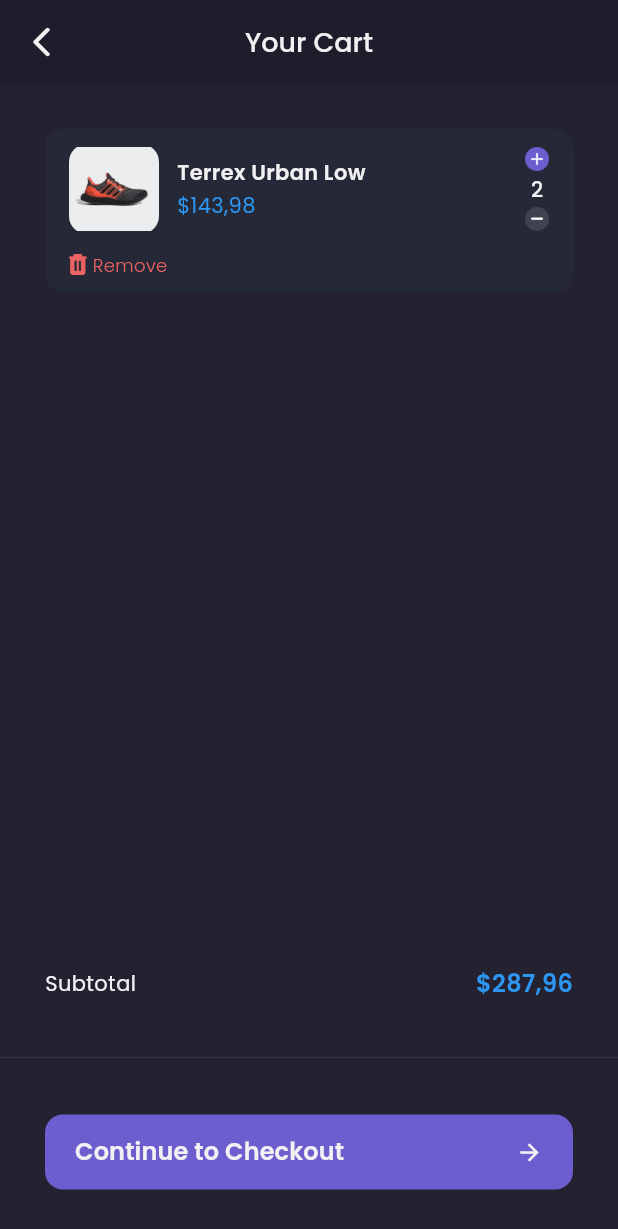
After one commit to taunur/shamo-app, a Flutter app: the CartPage screen opened by its route, on a phone screen of 412 x 824 dp. The commit adds this screen. Shown: the top 1229 px of the screen. Run offline on Flutter 3.47's test engine with Material 3 defaults, Android fonts, the phone set to English and light mode, and no system bars; our stand-ins replace carousel_slider, google_fonts.

Commit message:
Slicing Cart Page

```diff
--- a/lib/main.dart
+++ b/lib/main.dart
@@ -1,4 +1,6 @@
 import 'package:flutter/material.dart';
+import 'package:shamo_app/pages/cart_page.dart';
+import 'package:shamo_app/pages/checkout_page.dart';
 import 'package:shamo_app/pages/detail_chat_page.dart';
 import 'package:shamo_app/pages/edit_profile_page.dart';
 import 'package:shamo_app/pages/home/main_page.dart';
@@ -26,6 +28,8 @@ class MyApp extends StatelessWidget {
         '/detail-chat': (context) => const DetailChatPage(),
         '/edit-profile': (context) => const EditProfilePage(),
         '/product': (context) => const ProductPage(),
+        '/cart': (context) => const CartPage(),
+        '/checkout': (context) => const CheckoutPage(),
       },
     );
   }
--- /dev/null
+++ b/lib/pages/cart_page.dart
@@ -0,0 +1,180 @@
+import 'package:flutter/material.dart';
+import 'package:shamo_app/style.dart';
+import 'package:shamo_app/widgets/cart_card.dart';
+
+class CartPage extends StatelessWidget {
+  const CartPage({super.key});
+
+  @override
+  Widget build(BuildContext context) {
+    // Header
+    PreferredSizeWidget header() {
+      return AppBar(
+        backgroundColor: bgColor1,
+        leading: Icon(
+          Icons.arrow_back_ios_rounded,
+          color: primaryTextColor,
+        ),
+        centerTitle: true,
+        title: Text(
+          "Your Cart",
+          style: primaryTextStyle.copyWith(
+            color: primaryTextColor,
+            fontSize: 18,
+            fontWeight: medium,
+          ),
+        ),
+      );
+    }
+
+    // Empty Cart
+    Widget emptyCart() {
+      return Center(
+        child: Column(
+          mainAxisAlignment: MainAxisAlignment.center,
+          children: [
+            Image.asset(
+              'assets/images/ic_empty_cart.png',
+              height: 70,
+            ),
+            const SizedBox(
+              height: 20,
+            ),
+            Text(
+              "Opss! Your Cart is Empty",
+              style: primaryTextStyle.copyWith(
+                fontSize: 16,
+                fontWeight: medium,
+              ),
+            ),
+            const SizedBox(
+              height: 12,
+            ),
+            Text(
+              "Let's find your favorite shoes",
+              style: secondaryTextStyle,
+            ),
+            const SizedBox(
+              height: 20,
+            ),
+            SizedBox(
+              width: 154,
+              height: 44,
+              child: TextButton(
+                onPressed: () {
+                  Navigator.pushNamedAndRemoveUntil(
+                      context, '/home', (route) => false);
+                },
+                style: TextButton.styleFrom(
+                    backgroundColor: primaryColor,
+                    shape: RoundedRectangleBorder(
+                      borderRadius: BorderRadius.circular(12),
+                    ),
+                    padding: const EdgeInsets.symmetric(
+                      horizontal: 24,
+                      vertical: 10,
+                    )),
+                child: Text(
+                  "Explore Store",
+                  style: primaryTextStyle.copyWith(
+                    fontWeight: medium,
+                    fontSize: 16,
+                  ),
+                ),
+              ),
+            )
+          ],
+        ),
+      );
+    }
+
+    // Content
+    Widget content() {
+      return ListView(
+        padding: EdgeInsets.symmetric(horizontal: defaultMargin),
+        children: const [
+          CartCard(),
+        ],
+      );
+    }
+
+    // bottomNav
+    Widget customBottomNav() {
+      return SizedBox(
+        height: 180,
+        child: Column(
+          children: [
+            Container(
+              margin: EdgeInsets.symmetric(horizontal: defaultMargin),
+              child: Row(
+                mainAxisAlignment: MainAxisAlignment.spaceBetween,
+                children: [
+                  Text(
+                    "Subtotal",
+                    style: primaryTextStyle,
+                  ),
+                  Text(
+                    "\$287,96",
+                    style: priceTextStyle.copyWith(
+                      fontWeight: semiBold,
+                      fontSize: 16,
+                    ),
+                  )
+                ],
+              ),
+            ),
+            SizedBox(
+              height: defaultMargin,
+            ),
+            Divider(
+              thickness: 0.3,
+              color: subtitleColor,
+            ),
+            SizedBox(
+              height: defaultMargin,
+            ),
+            Container(
+              margin: EdgeInsets.symmetric(horizontal: defaultMargin),
+              height: 50,
+              child: TextButton(
+                onPressed: () {},
+                style: TextButton.styleFrom(
+                  backgroundColor: primaryColor,
+                  shape: RoundedRectangleBorder(
+                    borderRadius: BorderRadius.circular(12),
+                  ),
+                  padding: const EdgeInsets.symmetric(
+                    horizontal: 20,
+                  ),
+                ),
+                child: Row(
+                  mainAxisAlignment: MainAxisAlignment.spaceBetween,
+                  children: [
+                    Text(
+                      "Continue to Checkout",
+                      style: primaryTextStyle.copyWith(
+                        fontWeight: semiBold,
+                        fontSize: 16,
+                      ),
+                    ),
+                    Icon(
+                      Icons.arrow_forward,
+                      color: primaryTextColor,
+                    ),
+                  ],
+                ),
+              ),
+            )
+          ],
+        ),
+      );
+    }
+
+    return Scaffold(
+      backgroundColor: bgColor3,
+      appBar: header(),
+      body: content(),
+      bottomNavigationBar: customBottomNav(),
+    );
+  }
+}
--- /dev/null
+++ b/lib/pages/checkout_page.dart
@@ -0,0 +1,13 @@
+import 'package:flutter/material.dart';
+import 'package:shamo_app/style.dart';
+
+class CheckoutPage extends StatelessWidget {
+  const CheckoutPage({super.key});
+
+  @override
+  Widget build(BuildContext context) {
+    return Scaffold(
+      backgroundColor: bgColor3,
+    );
+  }
+}
--- a/lib/pages/home/main_page.dart
+++ b/lib/pages/home/main_page.dart
@@ -20,7 +20,9 @@ class _MainPageState extends State<MainPage> {
     // cart
     Widget cartButton() {
       return FloatingActionButton(
-        onPressed: () {},
+        onPressed: () {
+          Navigator.pushNamed(context, '/cart');
+        },
         backgroundColor: secondaryColor,
         shape: const CircleBorder(),
         child: Image.asset(
--- a/lib/pages/product.page.dart
+++ b/lib/pages/product.page.dart
@@ -81,7 +81,7 @@ class _ProductPageState extends State<ProductPage> {
                   const SizedBox(
                     height: 20,
                   ),
-                  Container(
+                  SizedBox(
                       width: 154,
                       height: 44,
                       child: TextButton(
--- a/lib/style.dart
+++ b/lib/style.dart
@@ -43,6 +43,10 @@ TextStyle blackTextStyle = GoogleFonts.poppins(
   color: blackColor,
 );
 
+TextStyle alertTextStyle = GoogleFonts.poppins(
+  color: alertColor,
+);
+
 FontWeight light = FontWeight.w300;
 FontWeight regular = FontWeight.w400;
 FontWeight medium = FontWeight.w500;
--- /dev/null
+++ b/lib/widgets/cart_card.dart
@@ -0,0 +1,115 @@
+import 'package:flutter/material.dart';
+import 'package:shamo_app/style.dart';
+
+class CartCard extends StatelessWidget {
+  const CartCard({super.key});
+
+  @override
+  Widget build(BuildContext context) {
+    return Container(
+      margin: EdgeInsets.only(
+        top: defaultMargin,
+      ),
+      padding: const EdgeInsets.symmetric(
+        horizontal: 16,
+        vertical: 10,
+      ),
+      decoration: BoxDecoration(
+        color: bgColor4,
+        borderRadius: BorderRadius.circular(
+          12,
+        ),
+      ),
+      child: Column(
+        children: [
+          Row(
+            children: [
+              Container(
+                width: 60,
+                height: 60,
+                decoration: BoxDecoration(
+                  borderRadius: BorderRadius.circular(12),
+                  image: const DecorationImage(
+                    image: AssetImage("assets/images/img_shoes.png"),
+                  ),
+                ),
+              ),
+              const SizedBox(
+                width: 12,
+              ),
+              Expanded(
+                child: Column(
+                  crossAxisAlignment: CrossAxisAlignment.start,
+                  children: [
+                    Text(
+                      "Terrex Urban Low",
+                      style: primaryTextStyle.copyWith(
+                        fontWeight: semiBold,
+                        fontSize: 14,
+                      ),
+                    ),
+                    const SizedBox(
+                      height: 2,
+                    ),
+                    Text(
+                      "\$143,98",
+                      style: priceTextStyle,
+                    ),
+                  ],
+                ),
+              ),
+              Column(
+                mainAxisAlignment: MainAxisAlignment.center,
+                children: [
+                  Image.asset(
+                    "assets/images/btn_add.png",
+                    width: 16,
+                  ),
+                  Padding(
+                    padding: const EdgeInsets.symmetric(
+                      vertical: 2,
+                    ),
+                    child: Text(
+                      "2",
+                      style: primaryTextStyle.copyWith(
+                        fontWeight: medium,
+                      ),
+                    ),
+                  ),
+                  Image.asset(
+                    "assets/images/btn_reduce.png",
+                    width: 16,
+                  ),
+                ],
+              )
+            ],
+          ),
+          const SizedBox(
+            height: 12,
+          ),
+          GestureDetector(
+            onTap: () {},
+            child: Row(
+              children: [
+                Image.asset(
+                  "assets/images/btn_remove.png",
+                  height: 14,
+                ),
+                const SizedBox(
+                  width: 4,
+                ),
+                Text(
+                  "Remove",
+                  style: alertTextStyle.copyWith(
+                    fontSize: 12,
+                    fontWeight: light,
+                  ),
+                )
+              ],
+            ),
+          )
+        ],
+      ),
+    );
+  }
+}
```
Also changed, not shown: assets/images/btn_remove.png (added).
